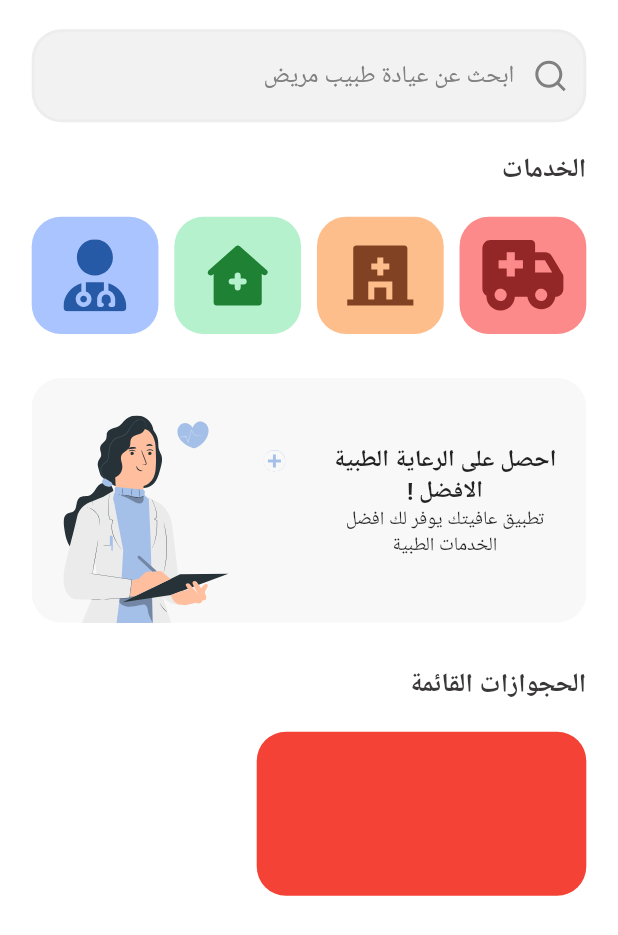
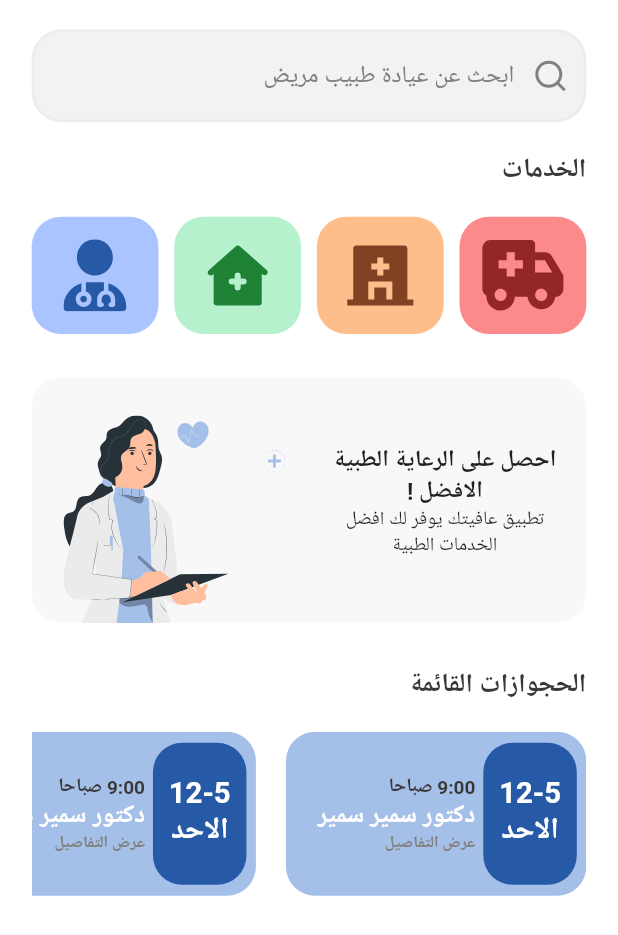
Before and after one commit to AliSabbar/Medical-Services, a Flutter app: the HomeScreen screen opened by its route, on a phone screen of 412 x 824 dp. Shown: the top 935 px of the screen. Run offline on Flutter 3.47's test engine with Material 2 defaults, Android fonts, the light colour scheme and no system bars; our stand-ins replace flutter_otp_text_field, flutter_screenutil, flutter_svg, fluttertoast, image_picker, shared_preferences; accounts and stored records are empty; Roboto replaces fonts that are missing (Cairo); project files that could hold a hidden picture were left out.

Commit message:
complete home screen

```diff
--- /dev/null
+++ b/lib/components/appointmentCard.dart
@@ -0,0 +1,86 @@
+import 'dart:math' as math;
+
+import 'package:flutter/material.dart';
+import 'package:flutter_screenutil/flutter_screenutil.dart';
+
+import '../settings/colors.dart';
+
+
+GestureDetector appointmentCard() {
+  return GestureDetector(
+    onTap: () {},
+    child: Container(
+      // width: 208.w,
+      height: 112.h,
+      padding: EdgeInsets.only(right: 6.w, top: 6.h, bottom: 6.h, left: 20.w),
+      decoration: BoxDecoration(
+        color: AppColors.secondaryColor,
+        borderRadius: BorderRadius.circular(20.r),
+      ),
+      child: Row(
+        mainAxisSize: MainAxisSize.min,
+        children: [
+          Container(
+            width: 59.w,
+            height: 97.h,
+            decoration: BoxDecoration(
+                color: AppColors.primaryColor,
+                borderRadius: BorderRadius.circular(20.r)),
+            child: Column(
+              crossAxisAlignment: CrossAxisAlignment.center,
+              mainAxisAlignment: MainAxisAlignment.center,
+              children: [
+                Text(
+                  "12-5",
+                  style: TextStyle(
+                      fontSize: 20.sp,
+                      fontWeight: FontWeight.bold,
+                      color: Colors.white),
+                ),
+                Text(
+                  "الاحد",
+                  style: TextStyle(
+                      fontSize: 20.sp,
+                      fontWeight: FontWeight.bold,
+                      color: Colors.white),
+                )
+              ],
+            ),
+          ),
+          SizedBox(
+            width: 5.w,
+          ),
+          Column(
+            crossAxisAlignment: CrossAxisAlignment.start,
+            mainAxisAlignment: MainAxisAlignment.center,
+            children: [
+              Text(
+                "9:00 صباحا",
+                style: TextStyle(
+                    fontSize: 13.sp,
+                    fontWeight: FontWeight.bold,
+                    color: AppColors.blackColor),
+              ),
+              Text(
+                "دكتور سمير سمير",
+                maxLines: 1,
+                overflow: TextOverflow.ellipsis,
+                style: TextStyle(
+                    fontSize: 17.sp,
+                    fontWeight: FontWeight.bold,
+                    color: Colors.white),
+              ),
+              Text(
+                'عرض التفاصيل',
+                style: TextStyle(
+                    fontSize: 11.sp,
+                    fontWeight: FontWeight.bold,
+                    color: AppColors.greyColor),
+              ),
+            ],
+          )
+        ],
+      ),
+    ),
+  );
+}
--- a/lib/components/servicesWidget.dart
+++ b/lib/components/servicesWidget.dart
@@ -4,8 +4,8 @@ import 'package:flutter_svg/svg.dart';
 
 import '../settings/colors.dart';
 
-class ServicesWidget extends StatelessWidget {
-  const ServicesWidget({
+class ServicesItem extends StatelessWidget {
+  const ServicesItem({
     super.key,
     required this.assetName,
     required this.color,
@@ -18,7 +18,7 @@ class ServicesWidget extends StatelessWidget {
   Widget build(BuildContext context) {
     return Flexible(
       child: GestureDetector(
-        onTap: (){},
+        onTap: onTap,
         child: Container(
           width: 80.w,
           height: 80.h,
--- a/lib/screens/homeScreen/home_screen.dart
+++ b/lib/screens/homeScreen/home_screen.dart
@@ -7,8 +7,11 @@ import 'package:medical_services/components/searchWidget.dart';
 import 'package:medical_services/components/servicesWidget.dart';
 import 'package:medical_services/providers/home_provider.dart';
 import 'package:medical_services/screens/homeScreen/widgets/miss_doctor.dart';
+import 'package:medical_services/screens/homeScreen/widgets/services_widget.dart';
 import 'package:medical_services/settings/colors.dart';
 import 'package:provider/provider.dart';
+
+import '../../components/appointmentCard.dart';
 
 class HomeScreen extends StatefulWidget {
   const HomeScreen({super.key});
@@ -55,27 +58,8 @@ class _HomeScreenState extends State<HomeScreen> {
                     height: 20.h,
                   ),
 //* SERVICES
-                  Row(
-                    mainAxisAlignment: MainAxisAlignment.spaceBetween,
-                    children: [
-                      ServicesWidget(
-                          assetName: 'assets/icons/test.svg',
-                          color: AppColors.ambColor,
-                          onTap: () {}),
-                      ServicesWidget(
-                          assetName: 'assets/icons/hospital.svg',
-                          color: AppColors.hospitalColor,
-                          onTap: () {}),
-                      ServicesWidget(
-                          assetName: 'assets/icons/clinic.svg',
-                          color: AppColors.clinicColor,
-                          onTap: () {}),
-                      ServicesWidget(
-                          assetName: 'assets/icons/doctor.svg',
-                          color: AppColors.doctorColor,
-                          onTap: () {}),
-                    ],
-                  ),
+                  const ServicesWidget(),
+
                   SizedBox(
                     height: 30.h,
                   ),
@@ -93,14 +77,23 @@ class _HomeScreenState extends State<HomeScreen> {
                     height: 20.h,
                   ),
 
+// * Appointment card
 
-// ! Appointment WORK
-                  Container(
-                    width: 208.w,
+                  SizedBox(
+                    width: double.infinity,
                     height: 112.h,
-                    decoration: BoxDecoration(
-                      color: Colors.red,
-                      borderRadius: BorderRadius.circular(20.r),
+                    child: ListView.separated(
+                      scrollDirection: Axis.horizontal,
+                      physics: const BouncingScrollPhysics(),
+                      itemCount: 5,
+                      separatorBuilder: (BuildContext context, int index) {
+                        return const SizedBox(
+                          width: 20,
+                        );
+                      },
+                      itemBuilder: (BuildContext context, int index) {
+                        return appointmentCard();
+                      },
                     ),
                   )
                 ],
--- /dev/null
+++ b/lib/screens/homeScreen/widgets/services_widget.dart
@@ -0,0 +1,35 @@
+import 'package:flutter/material.dart';
+
+import '../../../components/servicesWidget.dart';
+import '../../../settings/colors.dart';
+
+class ServicesWidget extends StatelessWidget {
+  const ServicesWidget({
+    super.key,
+  });
+
+  @override
+  Widget build(BuildContext context) {
+    return Row(
+      mainAxisAlignment: MainAxisAlignment.spaceBetween,
+      children: [
+        ServicesItem(
+            assetName: 'assets/icons/test.svg',
+            color: AppColors.ambColor,
+            onTap: () {}),
+        ServicesItem(
+            assetName: 'assets/icons/hospital.svg',
+            color: AppColors.hospitalColor,
+            onTap: () {}),
+        ServicesItem(
+            assetName: 'assets/icons/clinic.svg',
+            color: AppColors.clinicColor,
+            onTap: () {}),
+        ServicesItem(
+            assetName: 'assets/icons/doctor.svg',
+            color: AppColors.doctorColor,
+            onTap: () {}),
+      ],
+    );
+  }
+}
--- a/lib/settings/colors.dart
+++ b/lib/settings/colors.dart
@@ -18,4 +18,21 @@ class AppColors {
   static Color hospitalColor = const Color(0xffFFEBE8C);
   static Color doctorColor = const Color(0xffAAC4FF);
 
+// ? List Of Colors
+
+static  List primColors = [
+    const Color(0xff275AA6),
+    const Color(0xff932626),
+    const Color(0xff1E8134),
+    const Color(0xff804223),
+    const Color(0xff275AA6),
+  ];
+
+static  List backColors = [
+    const Color(0xffA4C0E9),
+    const Color(0xffFD8A8A),
+    const Color(0xffB5F1CC),
+    const Color(0xffFEBE8C),
+    const Color(0xffAAC4FF),
+  ];
 }
```
